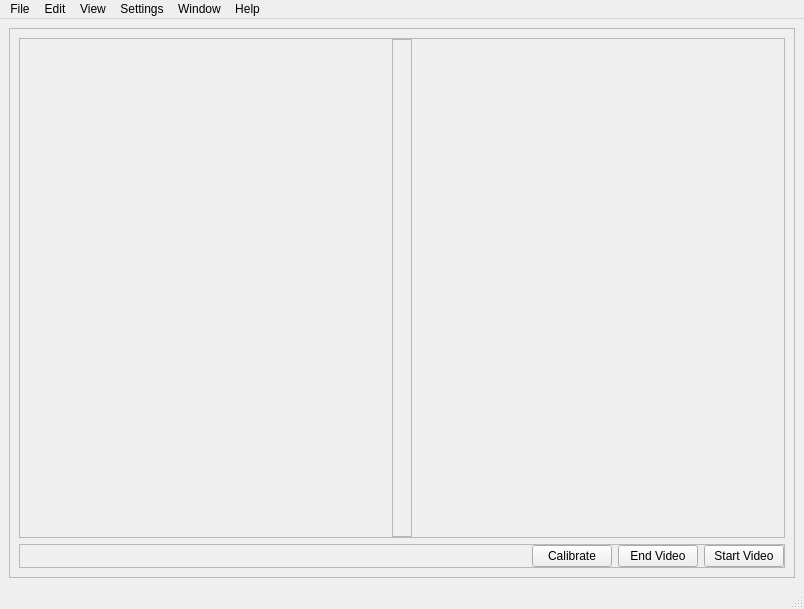
Tajakka27/nose_tracking_keyboard, file PyQt Application/interface.ui: the form before one commit.
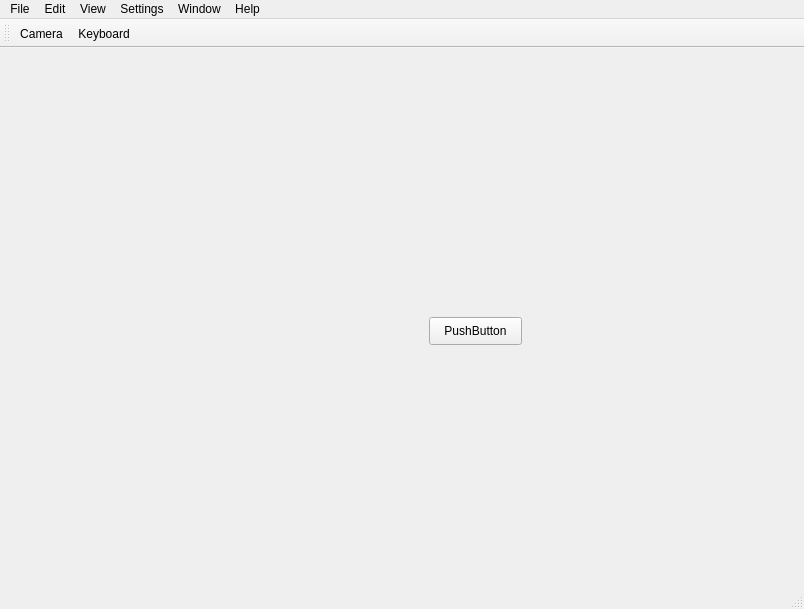
The form after the commit. Icons and pictures are not drawn.

Commit message: -Created Stacked Widget -Created Camera and Keyboard Page -Added Toolbar

The edit to the form file:
```diff
--- a/PyQt Application/interface.ui
+++ b/PyQt Application/interface.ui
@@ -14,6 +14,13 @@
    <string>Nose-Teeth Keyboard</string>
   </property>
   <widget class="QWidget" name="centralwidget">
+   <layout class="QVBoxLayout" name="verticalLayout_4">
+    <item>
+     <widget class="QStackedWidget" name="stackedWidget">
+      <property name="currentIndex">
+       <number>1</number>
+      </property>
+      <widget class="QWidget" name="cameraPage">
    <layout class="QVBoxLayout" name="verticalLayout">
     <item>
      <widget class="QFrame" name="mainFrame">
@@ -154,6 +161,25 @@
     </item>
    </layout>
   </widget>
+      <widget class="QWidget" name="keyboardPage">
+       <widget class="QPushButton" name="pushButton">
+        <property name="geometry">
+         <rect>
+          <x>420</x>
+          <y>260</y>
+          <width>93</width>
+          <height>28</height>
+         </rect>
+        </property>
+        <property name="text">
+         <string>PushButton</string>
+        </property>
+       </widget>
+      </widget>
+     </widget>
+    </item>
+   </layout>
+  </widget>
   <widget class="QMenuBar" name="menubar">
    <property name="geometry">
     <rect>
@@ -225,6 +251,19 @@
    <addaction name="menuHelp"/>
   </widget>
   <widget class="QStatusBar" name="statusbar"/>
+  <widget class="QToolBar" name="toolBar">
+   <property name="windowTitle">
+    <string>toolBar</string>
+   </property>
+   <attribute name="toolBarArea">
+    <enum>TopToolBarArea</enum>
+   </attribute>
+   <attribute name="toolBarBreak">
+    <bool>false</bool>
+   </attribute>
+   <addaction name="actionCamera"/>
+   <addaction name="actionKeyboard"/>
+  </widget>
   <action name="actionNew">
    <property name="text">
     <string>New</string>
@@ -320,6 +359,24 @@
     <string>Manual</string>
    </property>
   </action>
+  <action name="actionCamera">
+   <property name="icon">
+    <iconset>
+     <normaloff>Icons/video.png</normaloff>Icons/video.png</iconset>
+   </property>
+   <property name="text">
+    <string>Camera</string>
+   </property>
+  </action>
+  <action name="actionKeyboard">
+   <property name="icon">
+    <iconset>
+     <normaloff>Icons/keyboard.png</normaloff>Icons/keyboard.png</iconset>
+   </property>
+   <property name="text">
+    <string>Keyboard</string>
+   </property>
+  </action>
  </widget>
  <resources/>
  <connections/>
```
Left out of the diff: 2 changed lines with no effect on the pictures. Lines whose indentation alone changed are shown as unchanged. The commit also changes 3 other files.
